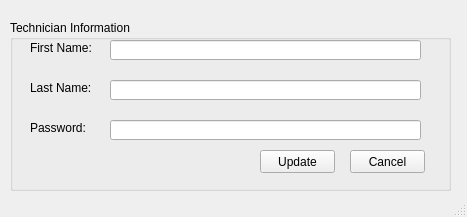
RaahimHash/DBMS-Project-UHU-Clinic, file Screens/Admin AddTechnician.ui: the form before one commit.
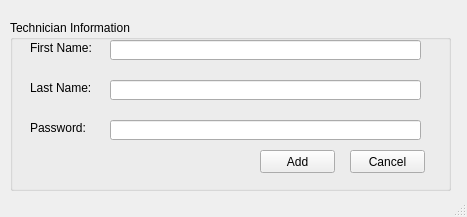
The form after the commit.

Diff of the .ui file:
```diff
--- a/Screens/Admin AddTechnician.ui
+++ b/Screens/Admin AddTechnician.ui
@@ -78,7 +78,7 @@
       </rect>
      </property>
      <property name="text">
-      <string>Update</string>
+      <string>Add</string>
      </property>
     </widget>
     <widget class="QPushButton" name="pushCancel">
```
Left out of the diff: 2 changed lines with no effect on the pictures.
